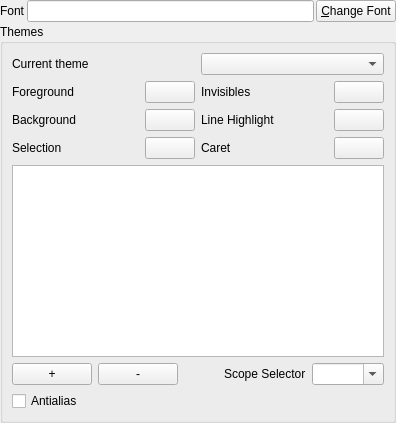
First picture: the form in resources/ui/configure/themes.ui, repository prymatex/prymatex, before the edit.
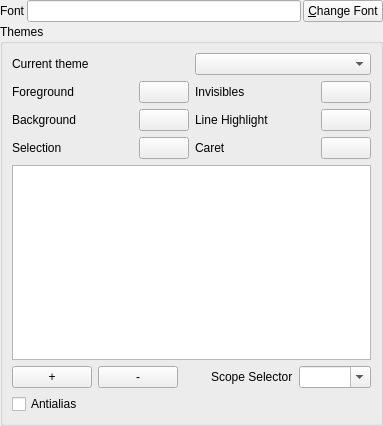
Second picture: the form after the edit. Icons and pictures are not drawn.

```diff
--- a/resources/ui/configure/themes.ui
+++ b/resources/ui/configure/themes.ui
@@ -2,6 +2,14 @@
 <ui version="4.0">
  <class>FontThemeConfig</class>
  <widget class="QWidget" name="FontThemeConfig">
+  <property name="geometry">
+   <rect>
+    <x>0</x>
+    <y>0</y>
+    <width>383</width>
+    <height>426</height>
+   </rect>
+  </property>
   <property name="windowTitle">
    <string>Font and Theme</string>
   </property>
```
Left out of the diff: 6 changed lines with no effect on the pictures.
